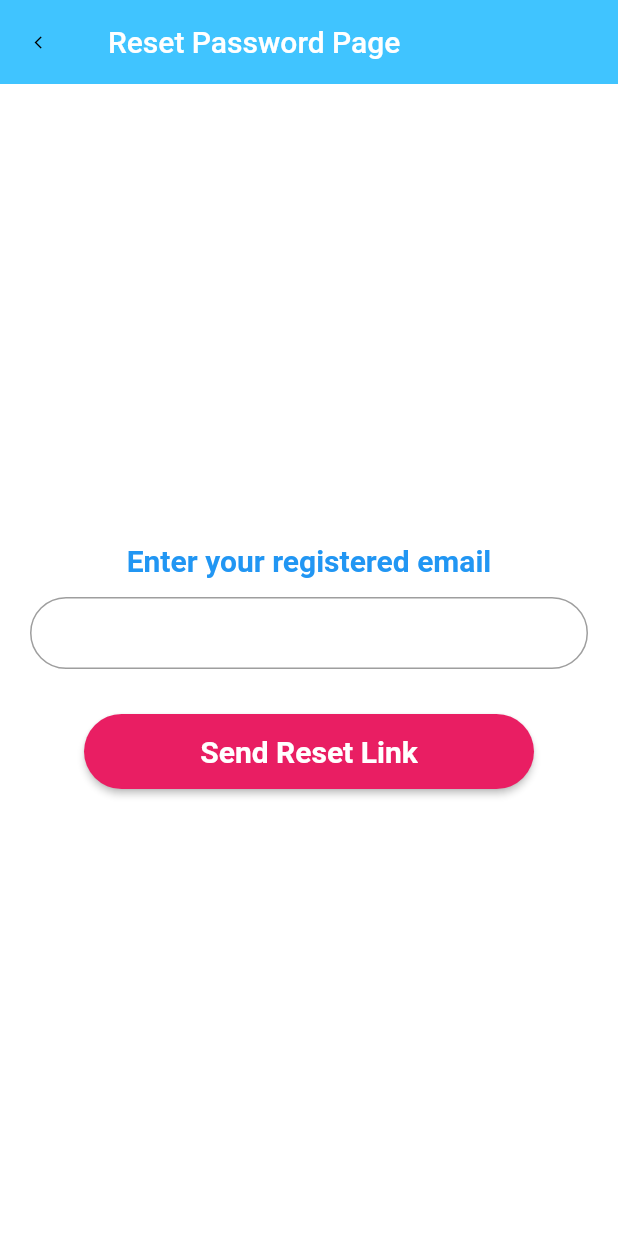
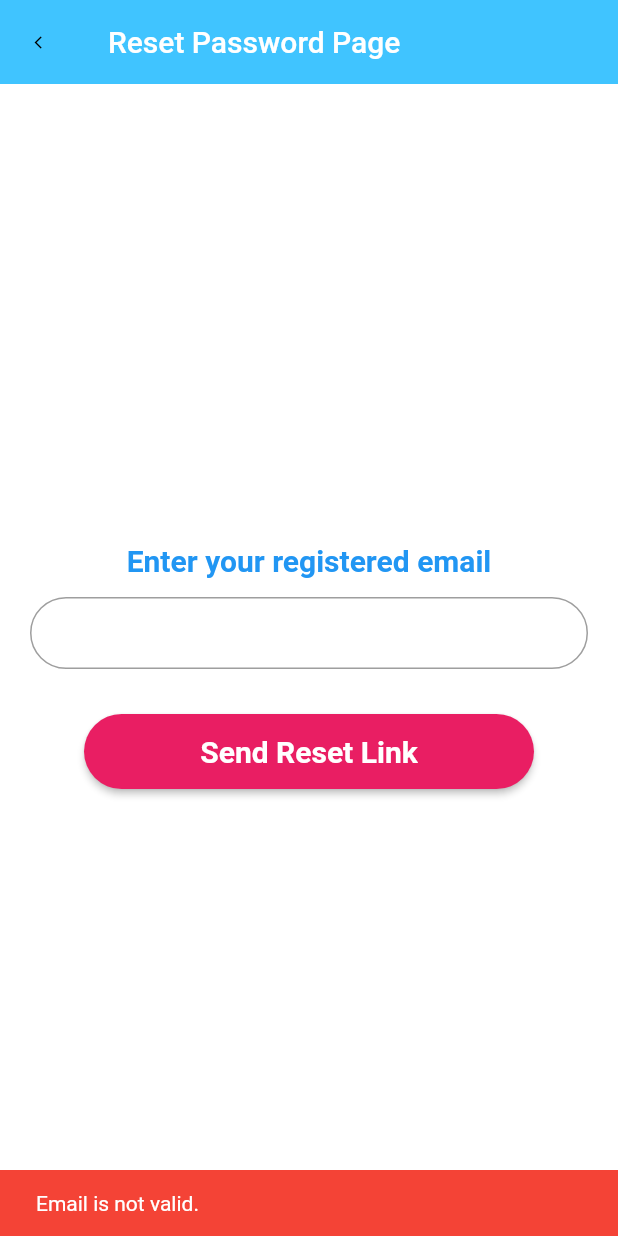
Before and after one commit to F4-Plus-DUT/Mobile-orphanage-management, a Flutter app: the ResetPassword screen opened by its route, after a tap on "Send Reset Link", on a phone screen of 412 x 824 dp. Run offline on Flutter 3.47's test engine with Material 2 defaults, Android fonts, the phone set to English and light mode, and no system bars; our stand-ins replace flutter_html, flutter_spinkit; project files that could hold a hidden picture were left out.

Commit message:
update reset password page

```diff
--- a/lib/main.dart
+++ b/lib/main.dart
@@ -12,7 +12,7 @@ import 'models/activity.dart';
 
 void main() {
   runApp(MaterialApp(initialRoute: '/', routes: {
-    '/': (context) => MyApp(),
+    '/': (context) => Loading(),
     '/home': (context) => MyApp(),
     '/login': (context) => Login(),
     '/signup': (context) => SignUp(),
--- a/lib/pages/login.dart
+++ b/lib/pages/login.dart
@@ -215,7 +215,7 @@ class _LoginState extends State<Login> {
                       child: const Text(
                         'Sign up',
                         style: TextStyle(
-                            fontSize: 15, fontStyle: FontStyle.italic),
+                            fontSize: 15, fontStyle: FontStyle.italic, fontWeight: FontWeight.bold),
                       ),
                       onPressed: () {
                         Navigator.push(context,
--- a/lib/pages/reset_pwd.dart
+++ b/lib/pages/reset_pwd.dart
@@ -1,4 +1,5 @@
 import 'package:flutter/material.dart';
+import 'package:orphanage_management_system/pages/utils.dart';
 
 class ResetPassword extends StatefulWidget {
   const ResetPassword({super.key});
@@ -6,7 +7,7 @@ class ResetPassword extends StatefulWidget {
   @override
   State<ResetPassword> createState() => _ResetPasswordState();
 }
-
+TextEditingController emailController = TextEditingController();
 class _ResetPasswordState extends State<ResetPassword> {
   TextEditingController nameController = TextEditingController();
   TextEditingController passwordController = TextEditingController();
@@ -57,10 +58,11 @@ class _ResetPasswordState extends State<ResetPassword> {
                       contentPadding:
                           EdgeInsets.symmetric(vertical: 0, horizontal: 10),
                       border: OutlineInputBorder(
-                        borderSide: BorderSide(color: Colors.grey),
+                        borderSide: BorderSide(color: Colors.green),
                         borderRadius: BorderRadius.circular(50.0),
                       ),
                     ),
+                    controller: emailController,
                   ),
                   SizedBox(
                     height: 30,
@@ -73,7 +75,34 @@ class _ResetPasswordState extends State<ResetPassword> {
                         .center, //Center Row contents vertically,
                     children: [
                       ElevatedButton(
-                        onPressed: () {},
+                        onPressed: () {
+                          String email = emailController.text;
+                          if (!Utility.hexEmail.hasMatch(email)){
+                            ScaffoldMessenger.of(context)
+                                .showSnackBar(const SnackBar(
+                              content: Text(
+                                'Email is not valid.',
+                                style: TextStyle(
+                                  color: Colors.white,
+                                ),
+                              ),
+                              backgroundColor: Colors.red,
+                            ));
+                          }
+                          else {
+                            ScaffoldMessenger.of(context)
+                                .showSnackBar(const SnackBar(
+                              content: Text(
+                                'A recover password was sent to your mail. \nPlease check and get it to change your password!',
+                                style: TextStyle(
+                                  color: Colors.white,
+                                ),
+                              ),
+                              duration: const Duration(seconds: 8),
+                              backgroundColor: Colors.green,
+                            ));
+                          }
+                        },
                         child: Text(
                           "Send Reset Link",
                           style: TextStyle(
--- a/lib/pages/signup.dart
+++ b/lib/pages/signup.dart
@@ -44,10 +44,6 @@ class _SignUpState extends State<SignUp> {
   TextEditingController emailController = TextEditingController();
   TextEditingController passwordController = TextEditingController();
   TextEditingController password2Controller = TextEditingController();
-
-  //Regex
-  RegExp hexEmail = RegExp(
-      r'[a-zA-Z0-9.!#$%&*+/=?^_`{|}~-]+@[a-zA-Z0-9-]+(?:\.[a-zA-Z0-9-]+)*$');
 
   @override
   Widget build(BuildContext context) {
@@ -152,7 +148,7 @@ class _SignUpState extends State<SignUp> {
                                 String password = passwordController.text;
                                 String password_2 = password2Controller.text;
                                 //Xử lý regex cho name và email
-                                if (!hexEmail.hasMatch(email)) {
+                                if (!Utility.hexEmail.hasMatch(email)) {
                                   ScaffoldMessenger.of(context)
                                       .showSnackBar(const SnackBar(
                                     content: Text(
--- a/lib/pages/utils.dart
+++ b/lib/pages/utils.dart
@@ -8,6 +8,9 @@ import 'package:orphanage_management_system/pages/user.dart';
 import 'package:orphanage_management_system/pages/activity.dart';
 
 class Utility {
+  //Regex
+  static RegExp hexEmail = RegExp(
+      r'[a-zA-Z0-9.!#$%&*+/=?^_`{|}~-]+@[a-zA-Z0-9-]+(?:\.[a-zA-Z0-9-]+)*$');
   static String BASE_URL = "https://cf5e-14-174-34-11.ap.ngrok.io/";
   static String ACCESS_TOKEN =
       'eyJ0eXAiOiJKV1QiLCJhbGciOiJIUzI1NiJ9.eyJ0b2tlbl90eXBlIjoiYWNjZXNzIiwiZXhwIjoxNjY2NjAyMTY2LCJpYXQiOjE2NjY1MTU3NjYsImp0aSI6IjI4MGEyZDQ1NGM4NzQ4MzBiNmU3MzM3ODNjNGQ2MGVjIiwidXNlcl9pZCI6IjYwNzBhODVkLWIyZWUtNDcwMS05YzllLThjZDVkODMwNmVhZiJ9.CWvbOwCYlSxZcWqN2iz6-7u1u6Pip9BEdgDSz1zc8lY';
```
